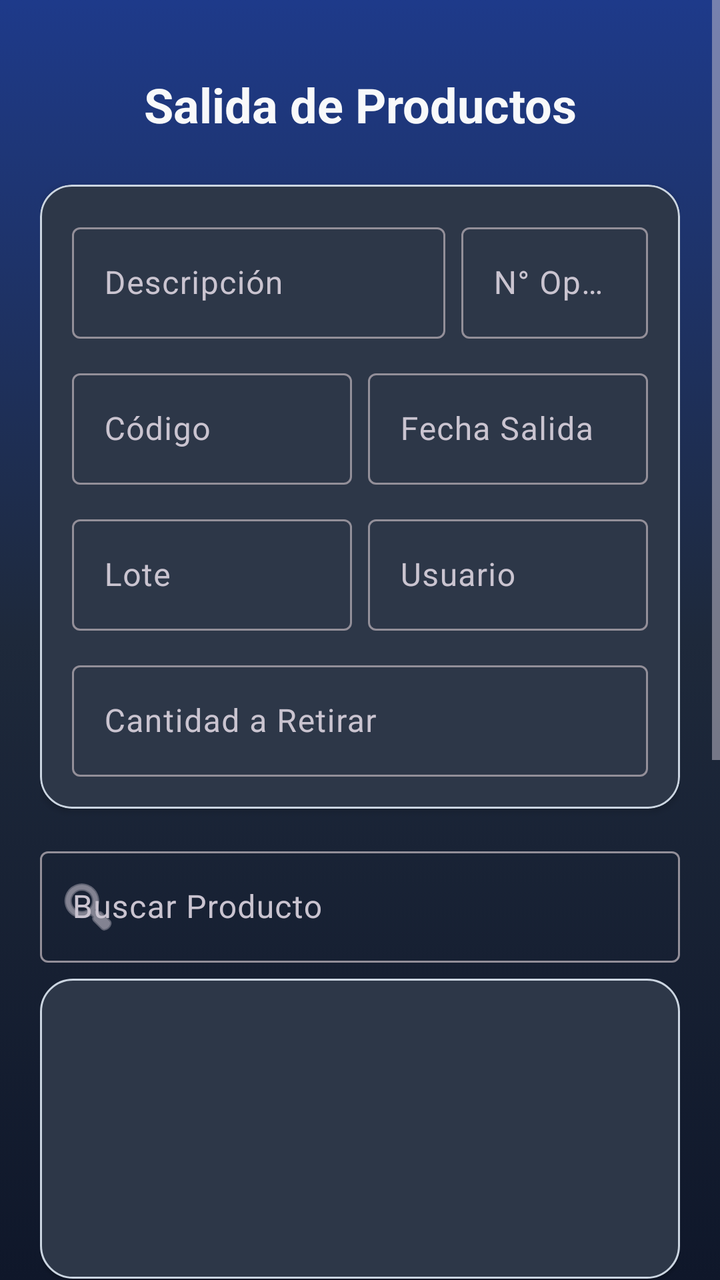
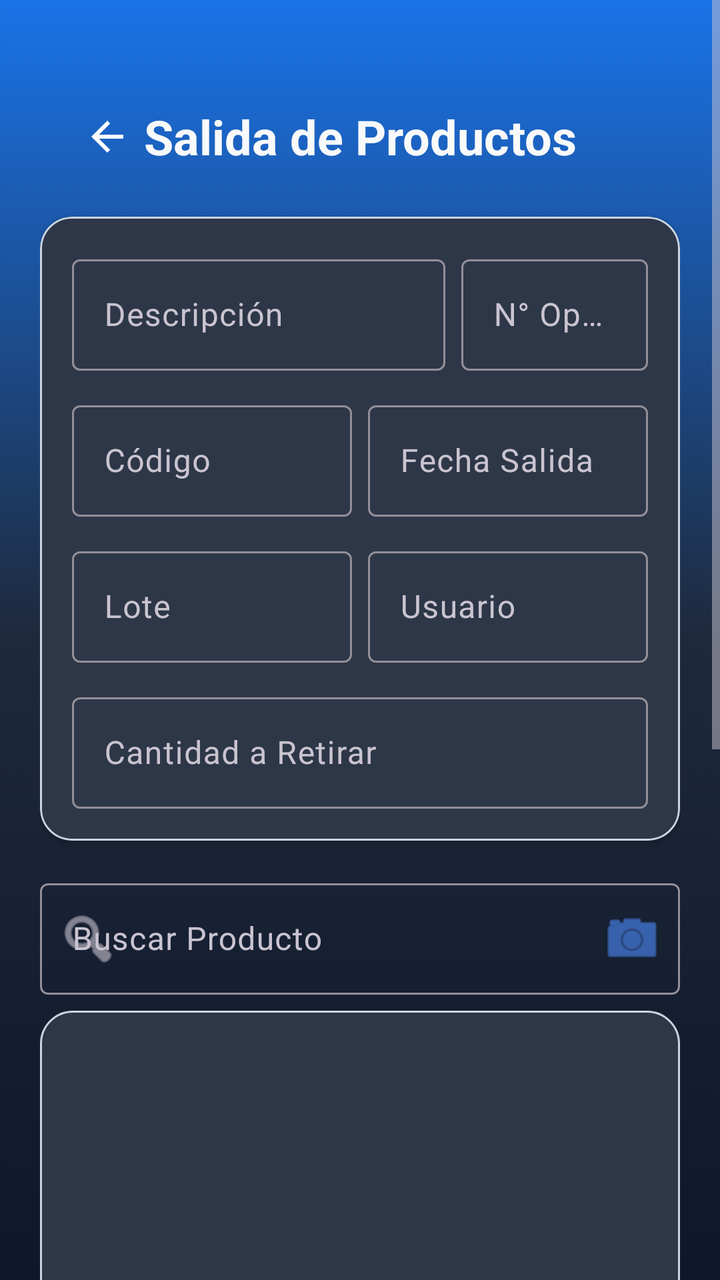

Two renders of the same Android screen: before a commit and after it. Below are the layout's source before the change and the commit's diff.
<!-- AndroidManifest.xml: application theme Theme.InventarioApp -->
<!-- res/layout/activity_salida_productos.xml -->
<?xml version="1.0" encoding="utf-8"?>
<ScrollView xmlns:android="http://schemas.android.com/apk/res/android"
    xmlns:app="http://schemas.android.com/apk/res-auto"
    xmlns:tools="http://schemas.android.com/tools"
    android:layout_width="match_parent"
    android:layout_height="match_parent"
    android:fillViewport="true"
    android:background="@drawable/fondo_degradado">

    <androidx.constraintlayout.widget.ConstraintLayout
        android:id="@+id/main"
        android:layout_width="match_parent"
        android:layout_height="wrap_content"
        android:padding="20dp"
        tools:context=".SalidaProductosActivity">

        <TextView
            android:id="@+id/tvTituloSalida"
            android:layout_width="0dp"
            android:layout_height="wrap_content"
            android:layout_marginTop="16dp"
            android:gravity="center"
            android:text="@string/title_salida"
            android:textColor="@color/background_light"
            android:textSize="24sp"
            android:textStyle="bold"
            app:layout_constraintEnd_toEndOf="parent"
            app:layout_constraintStart_toStartOf="parent"
            app:layout_constraintTop_toTopOf="parent" />

        <com.google.android.material.card.MaterialCardView
            android:id="@+id/cardInputs"
            android:layout_width="0dp"
            android:layout_height="wrap_content"
            android:layout_marginTop="24dp"
            app:cardCornerRadius="16dp"
            app:cardElevation="2dp"
            app:cardBackgroundColor="@color/card_background"
            app:strokeColor="@color/text_secondary"
            app:strokeWidth="1dp"
            app:layout_constraintEnd_toEndOf="parent"
            app:layout_constraintStart_toStartOf="parent"
            app:layout_constraintTop_toBottomOf="@id/tvTituloSalida">

            <androidx.constraintlayout.widget.ConstraintLayout
                android:layout_width="match_parent"
                android:layout_height="wrap_content"
                android:padding="16dp">

                <com.google.android.material.textfield.TextInputLayout
                    android:id="@+id/tilDescripcion"
                    style="@style/Widget.Material3.TextInputLayout.OutlinedBox"
                    android:layout_width="0dp"
                    android:layout_height="wrap_content"
                    android:hint="@string/hint_descripcion"
                    app:layout_constraintEnd_toStartOf="@+id/tilOperacion"
                    app:layout_constraintHorizontal_weight="2"
                    app:layout_constraintStart_toStartOf="parent"
                    app:layout_constraintTop_toTopOf="parent">

                    <com.google.android.material.textfield.TextInputEditText
                        android:id="@+id/etDescripcion"
                        android:layout_width="match_parent"
                        android:layout_height="wrap_content"
                        android:enabled="false"
                        android:inputType="text" />
                </com.google.android.material.textfield.TextInputLayout>

                <com.google.android.material.textfield.TextInputLayout
                    android:id="@+id/tilOperacion"
                    style="@style/Widget.Material3.TextInputLayout.OutlinedBox"
                    android:layout_width="0dp"
                    android:layout_height="wrap_content"
                    android:layout_marginStart="8dp"
                    android:hint="@string/label_operacion"
                    app:layout_constraintEnd_toEndOf="parent"
                    app:layout_constraintHorizontal_weight="1"
                    app:layout_constraintStart_toEndOf="@+id/tilDescripcion"
                    app:layout_constraintTop_toTopOf="parent">

                    <com.google.android.material.textfield.TextInputEditText
                        android:id="@+id/etOperacion"
                        android:layout_width="match_parent"
                        android:layout_height="wrap_content"
                        android:enabled="false"
                        android:inputType="number" />
                </com.google.android.material.textfield.TextInputLayout>

                <com.google.android.material.textfield.TextInputLayout
                    android:id="@+id/tilCodigo"
                    style="@style/Widget.Material3.TextInputLayout.OutlinedBox"
                    android:layout_width="0dp"
                    android:layout_height="wrap_content"
                    android:layout_marginTop="12dp"
                    android:hint="@string/label_codigo"
                    app:layout_constraintEnd_toStartOf="@+id/tilFechaSalida"
                    app:layout_constraintHorizontal_weight="1"
                    app:layout_constraintStart_toStartOf="parent"
                    app:layout_constraintTop_toBottomOf="@id/tilDescripcion">

                    <com.google.android.material.textfield.TextInputEditText
                        android:id="@+id/etCodigo"
                        android:layout_width="match_parent"
                        android:layout_height="wrap_content"
                        android:enabled="false"
                        android:inputType="text" />
                </com.google.android.material.textfield.TextInputLayout>

                <com.google.android.material.textfield.TextInputLayout
                    android:id="@+id/tilFechaSalida"
                    style="@style/Widget.Material3.TextInputLayout.OutlinedBox"
                    android:layout_width="0dp"
                    android:layout_height="wrap_content"
                    android:layout_marginStart="8dp"
                    android:layout_marginTop="12dp"
                    android:hint="@string/label_fecha_salida"
                    app:layout_constraintEnd_toEndOf="parent"
                    app:layout_constraintHorizontal_weight="1"
                    app:layout_constraintStart_toEndOf="@+id/tilCodigo"
                    app:layout_constraintTop_toBottomOf="@id/tilDescripcion">

                    <com.google.android.material.textfield.TextInputEditText
                        android:id="@+id/etFechaSalida"
                        android:layout_width="match_parent"
                        android:layout_height="wrap_content"
                        android:enabled="false"
                        android:inputType="date" />
                </com.google.android.material.textfield.TextInputLayout>

                <com.google.android.material.textfield.TextInputLayout
                    android:id="@+id/tilLote"
                    style="@style/Widget.Material3.TextInputLayout.OutlinedBox"
                    android:layout_width="0dp"
                    android:layout_height="wrap_content"
                    android:layout_marginTop="12dp"
                    android:hint="@string/label_lote"
                    app:layout_constraintEnd_toStartOf="@+id/tilUsuario"
                    app:layout_constraintHorizontal_weight="1"
                    app:layout_constraintStart_toStartOf="parent"
                    app:layout_constraintTop_toBottomOf="@id/tilCodigo">

                    <com.google.android.material.textfield.TextInputEditText
                        android:id="@+id/etLote"
                        android:layout_width="match_parent"
                        android:layout_height="wrap_content"
                        android:enabled="false"
                        android:inputType="text" />
                </com.google.android.material.textfield.TextInputLayout>

                <com.google.android.material.textfield.TextInputLayout
                    android:id="@+id/tilUsuario"
                    style="@style/Widget.Material3.TextInputLayout.OutlinedBox"
                    android:layout_width="0dp"
                    android:layout_height="wrap_content"
                    android:layout_marginStart="8dp"
                    android:layout_marginTop="12dp"
                    android:hint="@string/label_usuario"
                    app:layout_constraintEnd_toEndOf="parent"
                    app:layout_constraintHorizontal_weight="1"
                    app:layout_constraintStart_toEndOf="@+id/tilLote"
                    app:layout_constraintTop_toBottomOf="@id/tilCodigo">

                    <com.google.android.material.textfield.TextInputEditText
                        android:id="@+id/etUsuario"
                        android:layout_width="match_parent"
                        android:layout_height="wrap_content"
                        android:inputType="text" />
                </com.google.android.material.textfield.TextInputLayout>

                <com.google.android.material.textfield.TextInputLayout
                    android:id="@+id/tilCantidad"
                    style="@style/Widget.Material3.TextInputLayout.OutlinedBox"
                    android:layout_width="0dp"
                    android:layout_height="wrap_content"
                    android:layout_marginTop="12dp"
                    android:hint="@string/label_cantidad_retirar"
                    app:layout_constraintEnd_toEndOf="parent"
                    app:layout_constraintStart_toStartOf="parent"
                    app:layout_constraintTop_toBottomOf="@id/tilLote">

                    <com.google.android.material.textfield.TextInputEditText
                        android:id="@+id/etCantidad"
                        android:layout_width="match_parent"
                        android:layout_height="wrap_content"
                        android:inputType="number" />
                </com.google.android.material.textfield.TextInputLayout>

            </androidx.constraintlayout.widget.ConstraintLayout>
        </com.google.android.material.card.MaterialCardView>

        <com.google.android.material.textfield.TextInputLayout
            android:id="@+id/tilBusqueda"
            style="@style/Widget.Material3.TextInputLayout.OutlinedBox"
            android:layout_width="0dp"
            android:layout_height="wrap_content"
            android:layout_marginTop="16dp"
            android:hint="@string/hint_buscar_producto"
            app:startIconDrawable="@android:drawable/ic_menu_search"
            app:layout_constraintEnd_toEndOf="parent"
            app:layout_constraintStart_toStartOf="parent"
            app:layout_constraintTop_toBottomOf="@id/cardInputs">

            <com.google.android.material.textfield.TextInputEditText
                android:id="@+id/etBusquedaProductos"
                android:layout_width="match_parent"
                android:layout_height="wrap_content"
                android:inputType="text" />
        </com.google.android.material.textfield.TextInputLayout>

        <androidx.recyclerview.widget.RecyclerView
            android:id="@+id/rvProductosBusqueda"
            android:layout_width="0dp"
            android:layout_height="150dp"
            android:layout_marginTop="8dp"
            android:background="@drawable/bg_card_modern"
            android:elevation="1dp"
            app:layout_constraintEnd_toEndOf="parent"
            app:layout_constraintStart_toStartOf="parent"
            app:layout_constraintTop_toBottomOf="@id/tilBusqueda" />

        <LinearLayout
            android:id="@+id/llButtonsRow1"
            android:layout_width="0dp"
            android:layout_height="wrap_content"
            android:layout_marginTop="16dp"
            android:orientation="horizontal"
            app:layout_constraintEnd_toEndOf="parent"
            app:layout_constraintStart_toStartOf="parent"
            app:layout_constraintTop_toBottomOf="@id/rvProductosBusqueda">

            <com.google.android.material.button.MaterialButton
                android:id="@+id/btnImportarExcel"
                style="@style/Widget.Material3.Button.TonalButton"
                android:layout_width="0dp"
                android:layout_height="wrap_content"
                android:layout_weight="1"
                android:layout_marginEnd="8dp"
                android:text="@string/btn_excel"
                app:icon="@android:drawable/ic_menu_save" />

            <com.google.android.material.button.MaterialButton
                android:id="@+id/btnAgregar"
                android:layout_width="0dp"
                android:layout_height="wrap_content"
                android:layout_weight="1.2"
                android:layout_marginEnd="8dp"
                android:text="@string/btn_agregar" />

            <com.google.android.material.button.MaterialButton
                android:id="@+id/btnEliminar"
                style="@style/Widget.Material3.Button.TextButton"
                android:layout_width="0dp"
                android:layout_height="wrap_content"
                android:layout_weight="1"
                android:text="@string/btn_eliminar"
                android:textColor="@color/error_red" />
        </LinearLayout>

        <TextView
            android:id="@+id/tvListaHeader"
            android:layout_width="wrap_content"
            android:layout_height="wrap_content"
            android:layout_marginTop="16dp"
            android:text="@string/label_productos_seleccionados"
            android:textColor="@color/primary"
            android:textStyle="bold"
            app:layout_constraintStart_toStartOf="parent"
            app:layout_constraintTop_toBottomOf="@id/llButtonsRow1" />

        <androidx.recyclerview.widget.RecyclerView
            android:id="@+id/rvProductos"
            android:layout_width="0dp"
            android:layout_height="200dp"
            android:layout_marginTop="8dp"
            android:background="@drawable/bg_card_modern"
            android:elevation="1dp"
            app:layout_constraintEnd_toEndOf="parent"
            app:layout_constraintStart_toStartOf="parent"
            app:layout_constraintTop_toBottomOf="@id/tvListaHeader" />

        <LinearLayout
            android:id="@+id/llFooterButtons"
            android:layout_width="0dp"
            android:layout_height="wrap_content"
            android:layout_marginTop="24dp"
            android:orientation="horizontal"
            app:layout_constraintEnd_toEndOf="parent"
            app:layout_constraintStart_toStartOf="parent"
            app:layout_constraintTop_toBottomOf="@id/rvProductos">

            <com.google.android.material.button.MaterialButton
                android:id="@+id/btnModificar"
                style="@style/Widget.Material3.Button.OutlinedButton"
                android:layout_width="0dp"
                android:layout_height="wrap_content"
                android:layout_weight="1"
                android:layout_marginEnd="8dp"
                android:text="@string/btn_modificar" />

            <com.google.android.material.button.MaterialButton
                android:id="@+id/btnSalir"
                android:layout_width="0dp"
                android:layout_height="wrap_content"
                android:layout_weight="1"
                android:text="@string/btn_finalizar" />
        </LinearLayout>

        <View
            android:layout_width="match_parent"
            android:layout_height="32dp"
            app:layout_constraintTop_toBottomOf="@id/llFooterButtons" />

    </androidx.constraintlayout.widget.ConstraintLayout>
</ScrollView>
<!-- resources referenced by this layout -->
<resources>
  <color name="background_light">#F8F9FA</color>
  <color name="card_background">#2D3748</color>
  <color name="error_red">#FF6B6B</color>
  <color name="primary">#4D8DFF</color>
  <color name="text_secondary">#CBD5E1</color>
  <!-- drawable bg_card_modern (drawable) -->
  <?xml version="1.0" encoding="utf-8"?>
  <shape xmlns:android="http://schemas.android.com/apk/res/android">
      <solid android:color="@color/card_background" />
      <corners android:radius="16dp" />
      <stroke android:width="1dp" android:color="@color/text_secondary" />
  </shape>
  <!-- drawable fondo_degradado (drawable) -->
  <?xml version="1.0" encoding="utf-8"?>
  <selector xmlns:android="http://schemas.android.com/apk/res/android">
      <item>
          <shape android:shape="rectangle">
              <gradient
                  android:angle="270"
                  android:startColor="#1E3A8A"
                  android:centerColor="#1E293B"
                  android:endColor="#0F172A" />
          </shape>
      </item>
  </selector>
  <string name="btn_agregar">AGREGAR</string>
  <string name="btn_eliminar">ELIMINAR</string>
  <string name="btn_excel">Excel</string>
  <string name="btn_finalizar">FINALIZAR</string>
  <string name="btn_modificar">MODIFICAR</string>
  <string name="hint_buscar_producto">Buscar Producto</string>
  <string name="hint_descripcion">Descripción</string>
  <string name="label_cantidad_retirar">Cantidad a Retirar</string>
  <string name="label_codigo">Código</string>
  <string name="label_fecha_salida">Fecha Salida</string>
  <string name="label_lote">Lote</string>
  <string name="label_operacion">N° Operación</string>
  <string name="label_productos_seleccionados">Productos Seleccionados</string>
  <string name="label_usuario">Usuario</string>
  <string name="title_salida">Salida de Productos</string>
  <style name="Theme.InventarioApp" parent="Theme.Material3.Dark.NoActionBar">
          
          <item name="colorPrimary">@color/primary</item>
          <item name="colorOnPrimary">@color/white</item>
          <item name="colorPrimaryContainer">@color/primary_variant</item>
          <item name="colorOnPrimaryContainer">@color/white</item>
          <item name="colorSecondary">@color/secondary</item>
          <item name="android:statusBarColor">#0F172A</item>
          <item name="android:windowBackground">@drawable/fondo_degradado</item>
  
          
          <item name="textInputStyle">@style/Widget.Material3.TextInputLayout.OutlinedBox</item>
      </style>
  <color name="white">#FFFFFFFF</color>
  <color name="primary_variant">#1A73E8</color>
  <color name="secondary">#34A853</color>
</resources>

<!-- the commit's change to res/layout/activity_salida_productos.xml (unified diff, before → after) -->
@@ -16,9 +16,9 @@
 
         <TextView
             android:id="@+id/tvTituloSalida"
-            android:layout_width="0dp"
-            android:layout_height="wrap_content"
-            android:layout_marginTop="16dp"
+            android:layout_width="wrap_content"
+            android:layout_height="wrap_content"
+            android:layout_marginTop="32dp"
             android:gravity="center"
             android:text="@string/title_salida"
             android:textColor="@color/background_light"
@@ -26,7 +26,23 @@
             android:textStyle="bold"
             app:layout_constraintEnd_toEndOf="parent"
             app:layout_constraintStart_toStartOf="parent"
-            app:layout_constraintTop_toTopOf="parent" />
+            app:layout_constraintTop_toTopOf="parent"
+            app:layout_constraintWidth_max="600dp" />
+
+        <ImageButton
+            android:id="@+id/btnBack"
+            android:layout_width="51dp"
+            android:layout_height="56dp"
+            android:layout_marginStart="8dp"
+            android:background="?attr/selectableItemBackgroundBorderless"
+            android:contentDescription="@string/btn_volver"
+            android:elevation="8dp"
+            android:padding="12dp"
+            android:src="@drawable/ic_back"
+            app:layout_constraintBottom_toBottomOf="@id/tvTituloSalida"
+            app:layout_constraintStart_toStartOf="parent"
+            app:layout_constraintTop_toTopOf="@id/tvTituloSalida"
+            app:tint="@color/white" />
 
         <com.google.android.material.card.MaterialCardView
             android:id="@+id/cardInputs"
@@ -38,6 +54,7 @@
             app:cardBackgroundColor="@color/card_background"
             app:strokeColor="@color/text_secondary"
             app:strokeWidth="1dp"
+            app:layout_constraintWidth_max="600dp"
             app:layout_constraintEnd_toEndOf="parent"
             app:layout_constraintStart_toStartOf="parent"
             app:layout_constraintTop_toBottomOf="@id/tvTituloSalida">
@@ -196,6 +213,11 @@
             android:layout_marginTop="16dp"
             android:hint="@string/hint_buscar_producto"
             app:startIconDrawable="@android:drawable/ic_menu_search"
+            app:endIconMode="custom"
+            app:endIconDrawable="@android:drawable/ic_menu_camera"
+            app:endIconContentDescription="Escanear código"
+            app:endIconTint="@color/primary"
+            app:layout_constraintWidth_max="600dp"
             app:layout_constraintEnd_toEndOf="parent"
             app:layout_constraintStart_toStartOf="parent"
             app:layout_constraintTop_toBottomOf="@id/cardInputs">
@@ -214,6 +236,7 @@
             android:layout_marginTop="8dp"
             android:background="@drawable/bg_card_modern"
             android:elevation="1dp"
+            app:layout_constraintWidth_max="600dp"
             app:layout_constraintEnd_toEndOf="parent"
             app:layout_constraintStart_toStartOf="parent"
             app:layout_constraintTop_toBottomOf="@id/tilBusqueda" />
@@ -224,6 +247,7 @@
             android:layout_height="wrap_content"
             android:layout_marginTop="16dp"
             android:orientation="horizontal"
+            app:layout_constraintWidth_max="600dp"
             app:layout_constraintEnd_toEndOf="parent"
             app:layout_constraintStart_toStartOf="parent"
             app:layout_constraintTop_toBottomOf="@id/rvProductosBusqueda">
@@ -258,12 +282,14 @@
 
         <TextView
             android:id="@+id/tvListaHeader"
-            android:layout_width="wrap_content"
+            android:layout_width="0dp"
             android:layout_height="wrap_content"
             android:layout_marginTop="16dp"
             android:text="@string/label_productos_seleccionados"
             android:textColor="@color/primary"
             android:textStyle="bold"
+            app:layout_constraintWidth_max="600dp"
+            app:layout_constraintEnd_toEndOf="parent"
             app:layout_constraintStart_toStartOf="parent"
             app:layout_constraintTop_toBottomOf="@id/llButtonsRow1" />
 
@@ -274,6 +300,7 @@
             android:layout_marginTop="8dp"
             android:background="@drawable/bg_card_modern"
             android:elevation="1dp"
+            app:layout_constraintWidth_max="600dp"
             app:layout_constraintEnd_toEndOf="parent"
             app:layout_constraintStart_toStartOf="parent"
             app:layout_constraintTop_toBottomOf="@id/tvListaHeader" />
@@ -284,6 +311,7 @@
             android:layout_height="wrap_content"
             android:layout_marginTop="24dp"
             android:orientation="horizontal"
+            app:layout_constraintWidth_max="600dp"
             app:layout_constraintEnd_toEndOf="parent"
             app:layout_constraintStart_toStartOf="parent"
             app:layout_constraintTop_toBottomOf="@id/rvProductos">
<!-- resource entries referenced after the edit -->
@@ -19,17 +19,28 @@
           <shape android:shape="rectangle">
               <gradient
                   android:angle="270"
-                  android:startColor="#1E3A8A"
-                  android:centerColor="#1E293B"
+                  android:startColor="@color/grad_start"
+                  android:centerColor="@color/surface"
                   android:endColor="#0F172A" />
           </shape>
       </item>
   </selector>
+  <!-- drawable ic_back (drawable) -->
+  <vector xmlns:android="http://schemas.android.com/apk/res/android"
+      android:width="24dp"
+      android:height="24dp"
+      android:viewportWidth="24"
+      android:viewportHeight="24">
+    <path
+        android:fillColor="#FFFFFF"
+        android:pathData="M20,11H7.83l5.59,-5.59L12,4l-8,8 8,8 1.41,-1.41L7.83,13H20v-2z"/>
+  </vector>
   <string name="btn_agregar">AGREGAR</string>
   <string name="btn_eliminar">ELIMINAR</string>
   <string name="btn_excel">Excel</string>
   <string name="btn_finalizar">FINALIZAR</string>
   <string name="btn_modificar">MODIFICAR</string>
+  <string name="btn_volver">Volver</string>
   <string name="hint_buscar_producto">Buscar Producto</string>
   <string name="hint_descripcion">Descripción</string>
   <string name="label_cantidad_retirar">Cantidad a Retirar</string>
@@ -53,6 +64,8 @@
           
           <item name="textInputStyle">@style/Widget.Material3.TextInputLayout.OutlinedBox</item>
       </style>
+  <color name="grad_start">#1A73E8</color>
+  <color name="surface">#1E293B</color>
   <color name="white">#FFFFFFFF</color>
   <color name="primary_variant">#1A73E8</color>
   <color name="secondary">#34A853</color>
